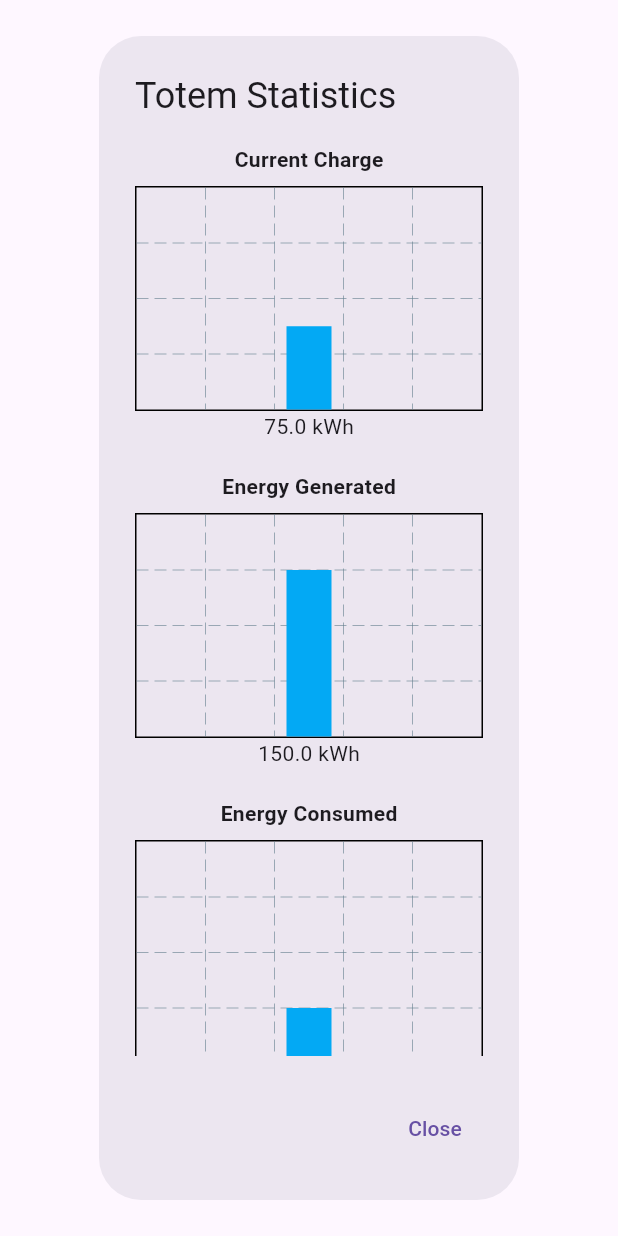
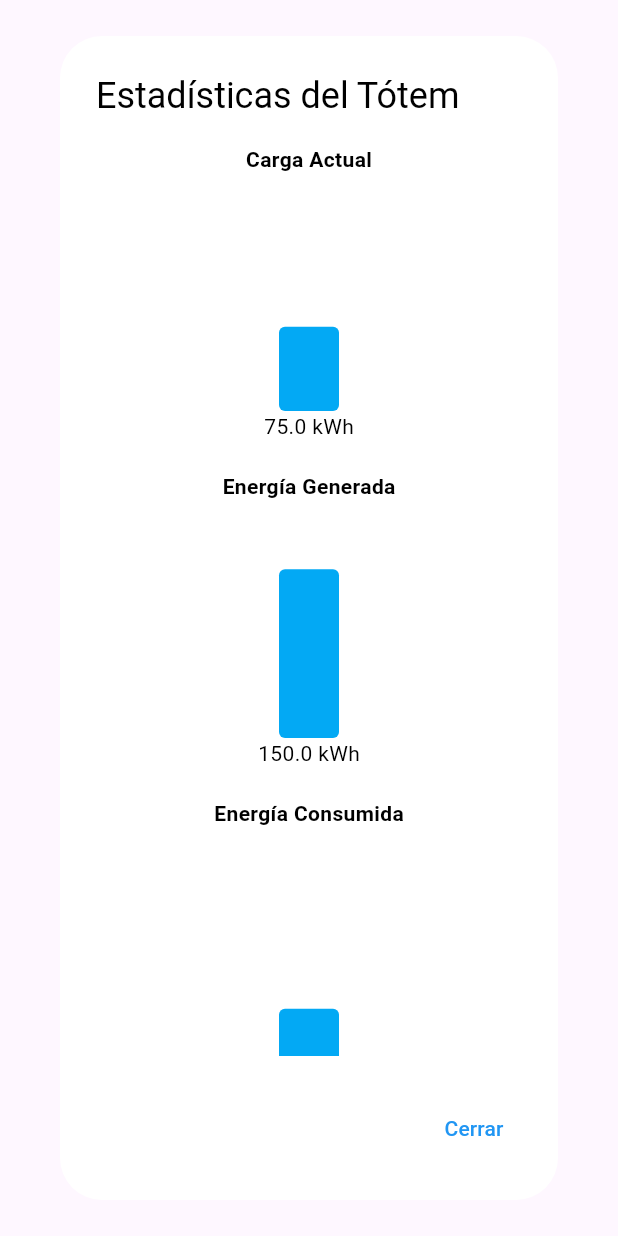
Before and after one commit to LucasP-ORT/solarte2, a Flutter app: the TotemChartPopup widget shown alone on an empty page, opened directly, on a phone screen of 412 x 824 dp. Run offline on Flutter 3.47's test engine with Material 3 defaults, Android fonts, the phone set to English and light mode, and no system bars; drawn by our look-alikes of fl_chart; our stand-ins replace flutter_map, latlong2.

Commit message:
git push

```diff
--- a/lib/totem_chart_popup.dart
+++ b/lib/totem_chart_popup.dart
@@ -8,23 +8,33 @@ class TotemChartPopup extends StatelessWidget {
   @override
   Widget build(BuildContext context) {
     return AlertDialog(
-      title: const Text('Totem Statistics'),
-      content: SingleChildScrollView(
+      backgroundColor: Colors.white,
+      title: const Text(
+        'Estadísticas del Tótem',
+        style: TextStyle(color: Colors.black),
+      ),
+      content: SizedBox(
+        width: double.maxFinite,
+        child: SingleChildScrollView(
           child: Column(
             mainAxisSize: MainAxisSize.min,
             children: [
-            _buildChart('Current Charge', 75),
+              _buildChart('Carga Actual', 75),
               const SizedBox(height: 20),
-            _buildChart('Energy Generated', 150),
+              _buildChart('Energía Generada', 150),
               const SizedBox(height: 20),
-            _buildChart('Energy Consumed', 50),
+              _buildChart('Energía Consumida', 50),
             ],
+          ),
         ),
       ),
       actions: [
         TextButton(
           onPressed: () => Navigator.of(context).pop(),
-          child: const Text('Close'),
+          child: const Text(
+            'Cerrar',
+            style: TextStyle(color: Colors.blue),
+          ),
         ),
       ],
     );
@@ -33,14 +43,17 @@ class TotemChartPopup extends StatelessWidget {
   Widget _buildChart(String title, double value) {
     return Column(
       children: [
-        Text(title, style: const TextStyle(fontWeight: FontWeight.bold)),
+        Text(
+          title,
+          style: const TextStyle(fontWeight: FontWeight.bold, color: Colors.black),
+        ),
         const SizedBox(height: 8),
         SizedBox(
           height: 150,
           child: BarChart(
             BarChartData(
-              alignment: BarChartAlignment.spaceAround,
-              maxY: 200, // A fixed max value for comparison
+              alignment: BarChartAlignment.center,
+              maxY: 200,
               barGroups: [
                 BarChartGroupData(
                   x: 0,
@@ -48,22 +61,28 @@ class TotemChartPopup extends StatelessWidget {
                     BarChartRodData(
                       toY: value,
                       color: Colors.lightBlue,
-                      width: 30,
-                      borderRadius: BorderRadius.zero,
+                      width: 40,
+                      borderRadius: const BorderRadius.all(Radius.circular(4)),
                     ),
                   ],
                 ),
               ],
               titlesData: const FlTitlesData(
+                show: true,
                 leftTitles: AxisTitles(sideTitles: SideTitles(showTitles: false)),
                 topTitles: AxisTitles(sideTitles: SideTitles(showTitles: false)),
                 bottomTitles: AxisTitles(sideTitles: SideTitles(showTitles: false)),
                 rightTitles: AxisTitles(sideTitles: SideTitles(showTitles: false)),
               ),
+              borderData: FlBorderData(show: false),
+              gridData: const FlGridData(show: false),
             ),
           ),
         ),
-        Text('$value kWh'),
+        Text(
+          '$value kWh',
+          style: const TextStyle(color: Colors.black),
+        ),
       ],
     );
   }
```
Also changed, not shown: lib/main.dart (+23 -23 lines). Lines whose indentation alone changed are shown as unchanged.
